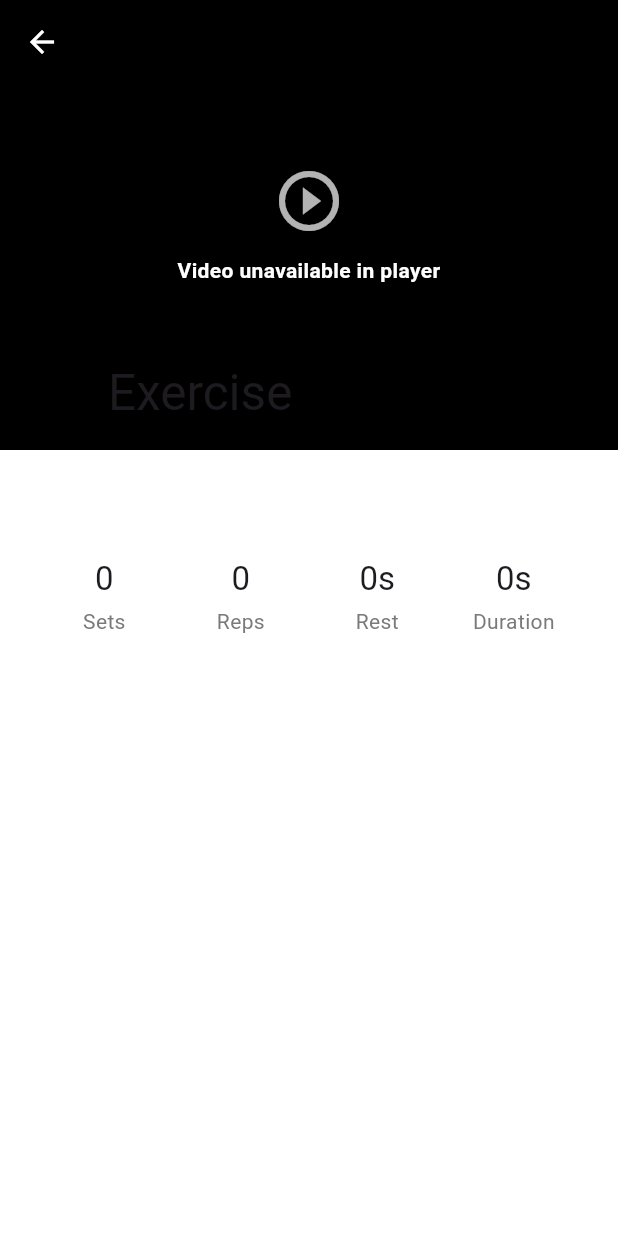
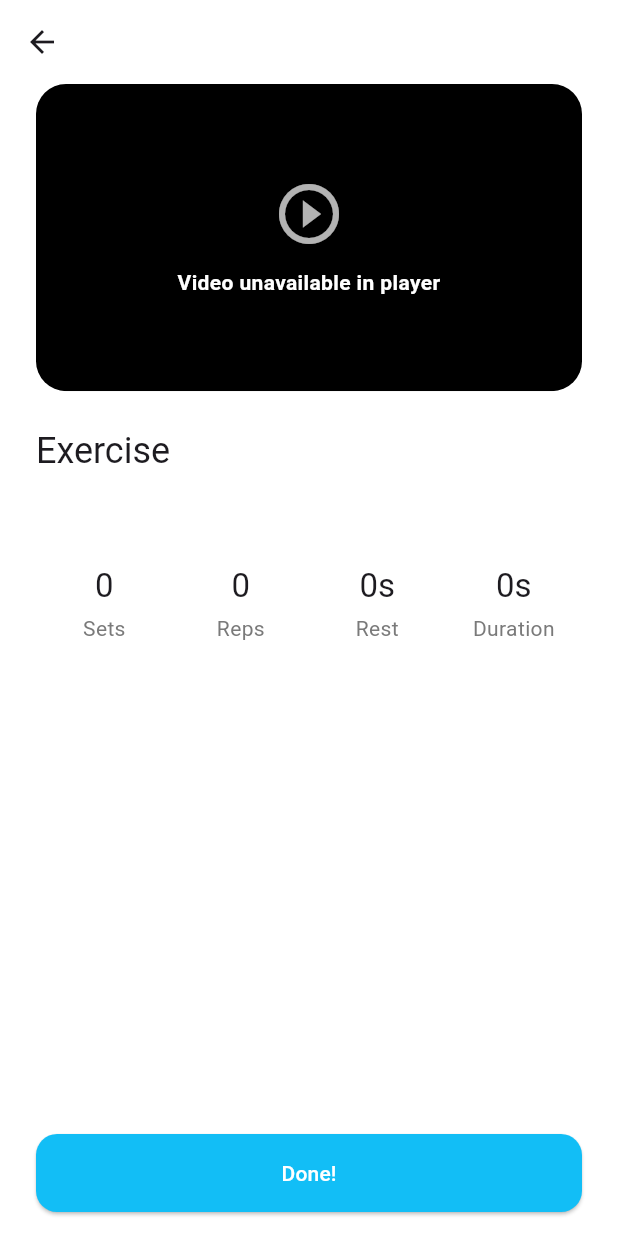
Before and after one commit to DavidSWB/muevete, a Flutter app: the ExerciseDetailScreen screen opened directly with empty values, on a phone screen of 412 x 824 dp. Run offline on Flutter 3.47's test engine with Material 3 defaults, Android fonts, the phone set to English and light mode, and no system bars; our stand-ins replace cloud_firestore, firebase_auth, firebase_core, flutter_local_notifications, flutter_riverpod, flutter_timezone and 5 more; accounts and stored records are empty; generated files the repository leaves out were written again.

Commit message:
style: polish exercise detail screen

```diff
--- a/lib/features/training/presentation/screens/exercise_detail_screen.dart
+++ b/lib/features/training/presentation/screens/exercise_detail_screen.dart
@@ -140,7 +140,10 @@ class _ExerciseDetailScreenState extends State<ExerciseDetailScreen>
       return ExerciseVideoPlayer(visualPath: visualPath);
     }
     if (visualPath.trim().startsWith('assets/')) {
-      return Image.asset(visualPath.trim(), fit: BoxFit.cover);
+      return AspectRatio(
+        aspectRatio: 16 / 9,
+        child: Image.asset(visualPath.trim(), fit: BoxFit.cover),
+      );
     }
     return ExerciseVideoPlayer(visualPath: visualPath);
   }
@@ -151,24 +154,28 @@ class _ExerciseDetailScreenState extends State<ExerciseDetailScreen>
 
     return Scaffold(
       backgroundColor: AppColors.surface,
-      body: CustomScrollView(
-        slivers: [
-          SliverAppBar(
-            expandedHeight: 300,
-            pinned: true,
-            backgroundColor: AppColors.primary,
-            foregroundColor: Colors.white,
-            flexibleSpace: FlexibleSpaceBar(
-              title: Text(variant.name['en'] ?? 'Exercise'),
-              background: _buildVisual(variant.visualPath),
+      appBar: AppBar(
+        backgroundColor: AppColors.surface,
+        surfaceTintColor: Colors.transparent,
       ),
-          ),
-          SliverPadding(
-            padding: const EdgeInsets.all(24),
-            sliver: SliverToBoxAdapter(
+      body: SafeArea(
+        child: SingleChildScrollView(
+          padding: const EdgeInsets.fromLTRB(24, 0, 24, 24),
           child: Column(
             crossAxisAlignment: CrossAxisAlignment.start,
             children: [
+              ClipRRect(
+                key: const ValueKey('exercise-visual'),
+                borderRadius: BorderRadius.circular(20),
+                child: _buildVisual(variant.visualPath),
+              ),
+              const SizedBox(height: 24),
+              Text(
+                variant.name['en'] ?? 'Exercise',
+                key: const ValueKey('exercise-title'),
+                style: Theme.of(context).textTheme.headlineSmall,
+              ),
+              const SizedBox(height: 12),
               Text(
                 variant.description['en'] ?? '',
                 style: Theme.of(context).textTheme.bodyLarge,
@@ -190,7 +197,27 @@ class _ExerciseDetailScreenState extends State<ExerciseDetailScreen>
           ),
         ),
       ),
-        ],
+      bottomNavigationBar: SafeArea(
+        top: false,
+        child: Padding(
+          padding: const EdgeInsets.fromLTRB(24, 12, 24, 16),
+          child: SizedBox(
+            width: double.infinity,
+            height: 52,
+            child: ElevatedButton(
+              key: const ValueKey('exercise-done-button'),
+              onPressed: () => Navigator.of(context).pop(),
+              style: ElevatedButton.styleFrom(
+                backgroundColor: AppColors.primaryDark,
+                foregroundColor: Colors.white,
+                shape: RoundedRectangleBorder(
+                  borderRadius: BorderRadius.circular(14),
+                ),
+              ),
+              child: const Text('Done!'),
+            ),
+          ),
+        ),
       ),
     );
   }
```
Also changed, not shown: 1 other file. Lines whose indentation alone changed are shown as unchanged.
